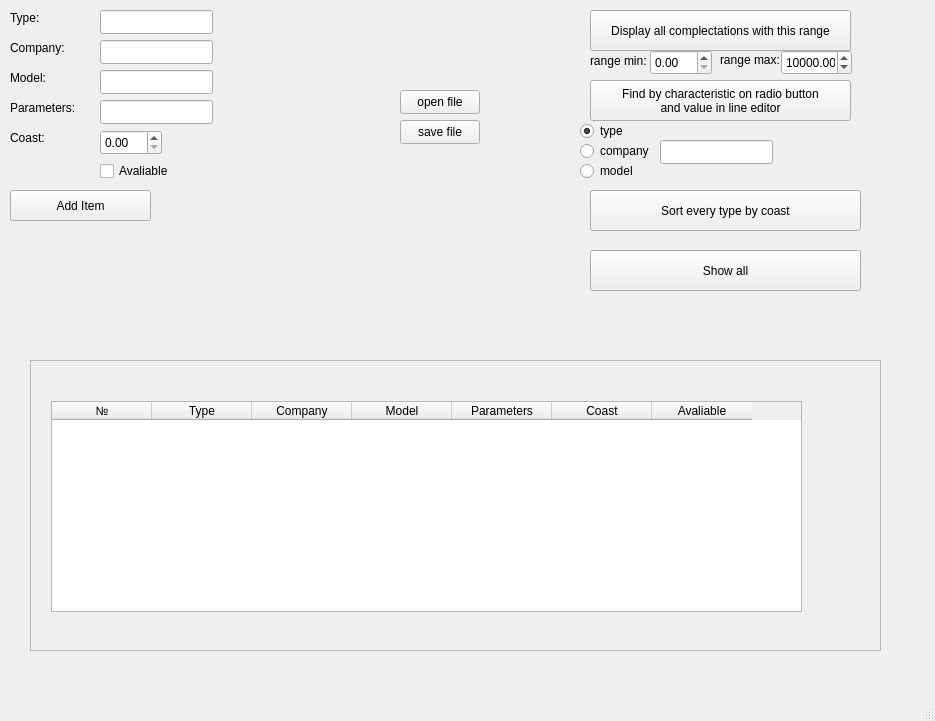
Before: the Qt Designer form 353505/Брикун Д.С./LabWork_2/Task_2/mainwindow.ui in zhuchok12/Fundamentals-of-algorithmization-and-programming, drawn with Qt 5.
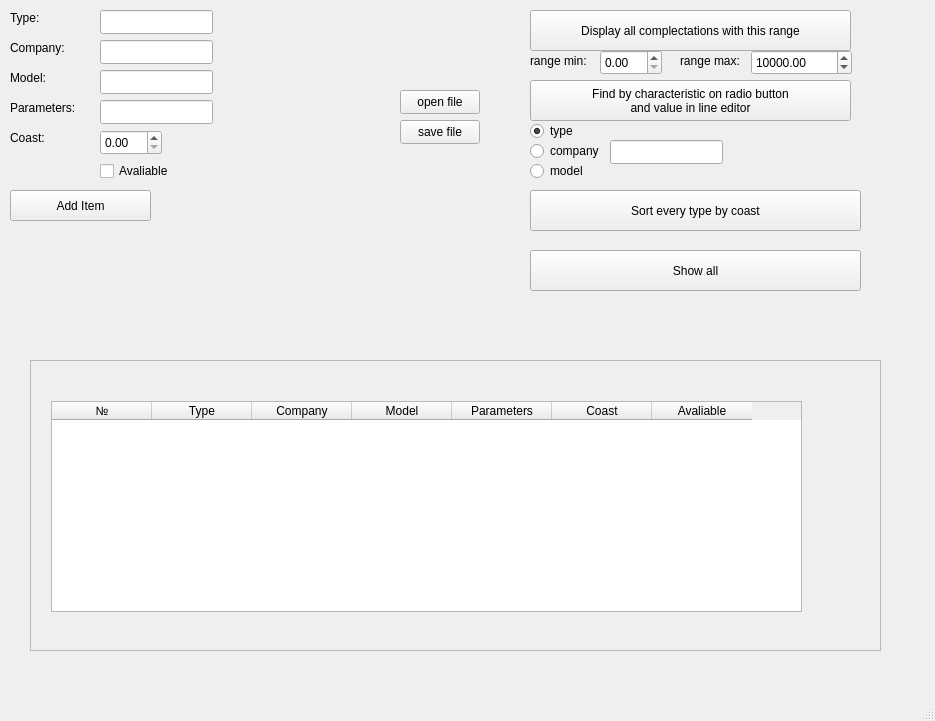
After: the same form once the commit is applied.

```diff
--- a/353505/Брикун Д.С./LabWork_2/Task_2/mainwindow.ui
+++ b/353505/Брикун Д.С./LabWork_2/Task_2/mainwindow.ui
@@ -58,7 +58,7 @@
      <rect>
       <x>10</x>
       <y>40</y>
-      <width>61</width>
+      <width>71</width>
       <height>16</height>
      </rect>
     </property>
@@ -71,7 +71,7 @@
      <rect>
       <x>10</x>
       <y>70</y>
-      <width>49</width>
+      <width>61</width>
       <height>16</height>
      </rect>
     </property>
@@ -95,9 +95,9 @@
    <widget class="QPushButton" name="pushButton_display">
     <property name="geometry">
      <rect>
-      <x>590</x>
+      <x>530</x>
       <y>10</y>
-      <width>261</width>
+      <width>321</width>
       <height>41</height>
      </rect>
     </property>
@@ -108,7 +108,7 @@
    <widget class="QDoubleSpinBox" name="doubleSpinBox_min">
     <property name="geometry">
      <rect>
-      <x>650</x>
+      <x>600</x>
       <y>50</y>
       <width>62</width>
       <height>25</height>
@@ -118,9 +118,9 @@
    <widget class="QDoubleSpinBox" name="doubleSpinBox_max">
     <property name="geometry">
      <rect>
-      <x>781</x>
+      <x>751</x>
       <y>50</y>
-      <width>71</width>
+      <width>101</width>
       <height>25</height>
      </rect>
     </property>
@@ -134,9 +134,9 @@
    <widget class="QLabel" name="label">
     <property name="geometry">
      <rect>
-      <x>590</x>
+      <x>530</x>
       <y>50</y>
-      <width>61</width>
+      <width>71</width>
       <height>21</height>
      </rect>
     </property>
@@ -147,10 +147,10 @@
    <widget class="QLabel" name="label_2">
     <property name="geometry">
      <rect>
-      <x>720</x>
+      <x>680</x>
       <y>50</y>
-      <width>61</width>
-      <height>20</height>
+      <width>71</width>
+      <height>21</height>
      </rect>
     </property>
     <property name="text">
@@ -160,9 +160,9 @@
    <widget class="QPushButton" name="pushButton_search">
     <property name="geometry">
      <rect>
-      <x>590</x>
+      <x>530</x>
       <y>80</y>
-      <width>261</width>
+      <width>321</width>
       <height>41</height>
      </rect>
     </property>
@@ -174,9 +174,9 @@
    <widget class="QPushButton" name="pushButton_sort">
     <property name="geometry">
      <rect>
-      <x>590</x>
+      <x>530</x>
       <y>190</y>
-      <width>271</width>
+      <width>331</width>
       <height>41</height>
      </rect>
     </property>
@@ -187,7 +187,7 @@
    <widget class="QRadioButton" name="radioButton_type">
     <property name="geometry">
      <rect>
-      <x>580</x>
+      <x>530</x>
       <y>120</y>
       <width>91</width>
       <height>22</height>
@@ -203,7 +203,7 @@
    <widget class="QRadioButton" name="radioButton_company">
     <property name="geometry">
      <rect>
-      <x>580</x>
+      <x>530</x>
       <y>140</y>
       <width>91</width>
       <height>22</height>
@@ -216,7 +216,7 @@
    <widget class="QRadioButton" name="radioButton_model">
     <property name="geometry">
      <rect>
-      <x>580</x>
+      <x>530</x>
       <y>160</y>
       <width>91</width>
       <height>22</height>
@@ -229,7 +229,7 @@
    <widget class="QLineEdit" name="lineEdit_search">
     <property name="geometry">
      <rect>
-      <x>660</x>
+      <x>610</x>
       <y>140</y>
       <width>113</width>
       <height>24</height>
@@ -241,7 +241,7 @@
      <rect>
       <x>10</x>
       <y>100</y>
-      <width>71</width>
+      <width>81</width>
       <height>16</height>
      </rect>
     </property>
@@ -307,7 +307,7 @@
      <rect>
       <x>100</x>
       <y>160</y>
-      <width>77</width>
+      <width>91</width>
       <height>22</height>
      </rect>
     </property>
@@ -331,9 +331,9 @@
    <widget class="QPushButton" name="pushButton_showAll">
     <property name="geometry">
      <rect>
-      <x>590</x>
+      <x>530</x>
       <y>250</y>
-      <width>271</width>
+      <width>331</width>
       <height>41</height>
      </rect>
     </property>
```
Left out of the diff: 2 changed lines with no effect on the pictures.
